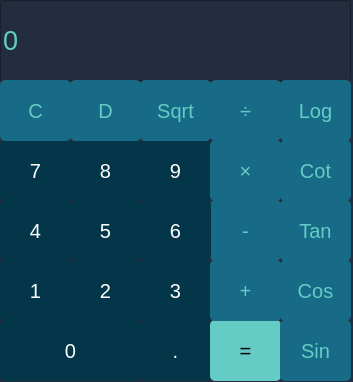
Eiliya-Zanganeh/PyLearn, file Assignment-17/main.ui: the form before one commit.
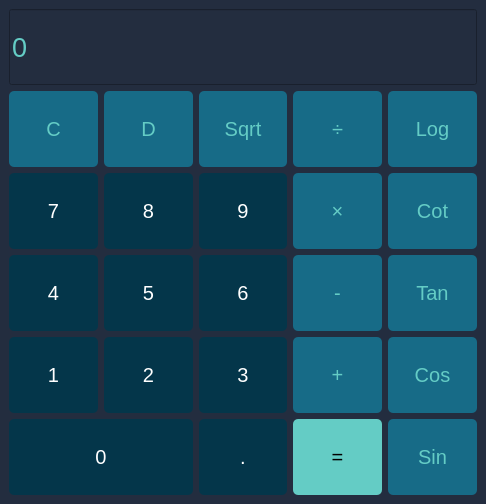
The form after the commit.

```diff
--- a/Assignment-17/main.ui
+++ b/Assignment-17/main.ui
@@ -6,8 +6,8 @@
    <rect>
     <x>0</x>
     <y>0</y>
-    <width>353</width>
-    <height>382</height>
+    <width>486</width>
+    <height>504</height>
    </rect>
   </property>
   <property name="windowTitle">
@@ -17,14 +17,14 @@
    <string notr="true">background-color: #232D3F;</string>
   </property>
   <widget class="QWidget" name="centralwidget">
+   <layout class="QGridLayout" name="gridLayout">
+    <item row="0" column="0" colspan="5">
    <widget class="QLineEdit" name="text_box">
-    <property name="geometry">
-     <rect>
-      <x>0</x>
-      <y>0</y>
-      <width>351</width>
-      <height>81</height>
-     </rect>
+      <property name="sizePolicy">
+       <sizepolicy hsizetype="Preferred" vsizetype="Preferred">
+        <horstretch>0</horstretch>
+        <verstretch>0</verstretch>
+       </sizepolicy>
     </property>
     <property name="font">
      <font>
@@ -41,392 +41,14 @@
      <bool>true</bool>
     </property>
    </widget>
-   <widget class="QToolButton" name="btn_0">
-    <property name="geometry">
-     <rect>
-      <x>0</x>
-      <y>320</y>
-      <width>141</width>
-      <height>61</height>
-     </rect>
-    </property>
-    <property name="font">
-     <font>
-      <pointsize>15</pointsize>
-     </font>
-    </property>
-    <property name="styleSheet">
-     <string notr="true">background-color: #04364A;
-border-radius: 5px;
-color: white;
-</string>
-    </property>
-    <property name="text">
-     <string>0</string>
-    </property>
-   </widget>
-   <widget class="QToolButton" name="btn_dot">
-    <property name="geometry">
-     <rect>
-      <x>140</x>
-      <y>320</y>
-      <width>71</width>
-      <height>61</height>
-     </rect>
-    </property>
-    <property name="font">
-     <font>
-      <pointsize>15</pointsize>
-     </font>
-    </property>
-    <property name="styleSheet">
-     <string notr="true">background-color: #04364A;
-border-radius: 5px;
-color: white;
-</string>
-    </property>
-    <property name="text">
-     <string>.</string>
-    </property>
-   </widget>
-   <widget class="QToolButton" name="btn_1">
-    <property name="geometry">
-     <rect>
-      <x>0</x>
-      <y>260</y>
-      <width>71</width>
-      <height>61</height>
-     </rect>
-    </property>
-    <property name="font">
-     <font>
-      <pointsize>15</pointsize>
-     </font>
-    </property>
-    <property name="styleSheet">
-     <string notr="true">background-color: #04364A;
-border-radius: 5px;
-color: white;
-</string>
-    </property>
-    <property name="text">
-     <string>1</string>
-    </property>
-   </widget>
-   <widget class="QToolButton" name="btn_2">
-    <property name="geometry">
-     <rect>
-      <x>70</x>
-      <y>260</y>
-      <width>71</width>
-      <height>61</height>
-     </rect>
-    </property>
-    <property name="font">
-     <font>
-      <pointsize>15</pointsize>
-     </font>
-    </property>
-    <property name="styleSheet">
-     <string notr="true">background-color: #04364A;
-border-radius: 5px;
-color: white;
-</string>
-    </property>
-    <property name="text">
-     <string>2</string>
-    </property>
-   </widget>
-   <widget class="QToolButton" name="btn_3">
-    <property name="geometry">
-     <rect>
-      <x>140</x>
-      <y>260</y>
-      <width>71</width>
-      <height>61</height>
-     </rect>
-    </property>
-    <property name="font">
-     <font>
-      <pointsize>15</pointsize>
-     </font>
-    </property>
-    <property name="styleSheet">
-     <string notr="true">background-color: #04364A;
-border-radius: 5px;
-color: white;
-</string>
-    </property>
-    <property name="text">
-     <string>3</string>
-    </property>
-   </widget>
-   <widget class="QToolButton" name="btn_process">
-    <property name="geometry">
-     <rect>
-      <x>210</x>
-      <y>320</y>
-      <width>71</width>
-      <height>61</height>
-     </rect>
-    </property>
-    <property name="font">
-     <font>
-      <pointsize>15</pointsize>
-     </font>
-    </property>
-    <property name="styleSheet">
-     <string notr="true">background-color: #64CCC5;
-border-radius: 5px;</string>
-    </property>
-    <property name="text">
-     <string>=</string>
-    </property>
-   </widget>
-   <widget class="QToolButton" name="btn_sum">
-    <property name="geometry">
-     <rect>
-      <x>210</x>
-      <y>260</y>
-      <width>71</width>
-      <height>61</height>
-     </rect>
-    </property>
-    <property name="font">
-     <font>
-      <pointsize>15</pointsize>
-     </font>
-    </property>
-    <property name="styleSheet">
-     <string notr="true">background-color: #176B87;
-border-radius: 5px;
-color: #64CCC5;</string>
-    </property>
-    <property name="text">
-     <string>+</string>
-    </property>
-   </widget>
-   <widget class="QToolButton" name="btn_sub">
-    <property name="geometry">
-     <rect>
-      <x>210</x>
-      <y>200</y>
-      <width>71</width>
-      <height>61</height>
-     </rect>
-    </property>
-    <property name="font">
-     <font>
-      <pointsize>15</pointsize>
-     </font>
-    </property>
-    <property name="styleSheet">
-     <string notr="true">background-color: #176B87;
-border-radius: 5px;
-color: #64CCC5;</string>
-    </property>
-    <property name="text">
-     <string>-</string>
-    </property>
-   </widget>
-   <widget class="QToolButton" name="btn_6">
-    <property name="geometry">
-     <rect>
-      <x>140</x>
-      <y>200</y>
-      <width>71</width>
-      <height>61</height>
-     </rect>
-    </property>
-    <property name="font">
-     <font>
-      <pointsize>15</pointsize>
-     </font>
-    </property>
-    <property name="styleSheet">
-     <string notr="true">background-color: #04364A;
-border-radius: 5px;
-color: white;
-</string>
-    </property>
-    <property name="text">
-     <string>6</string>
-    </property>
-   </widget>
-   <widget class="QToolButton" name="btn_4">
-    <property name="geometry">
-     <rect>
-      <x>0</x>
-      <y>200</y>
-      <width>71</width>
-      <height>61</height>
-     </rect>
-    </property>
-    <property name="font">
-     <font>
-      <pointsize>15</pointsize>
-     </font>
-    </property>
-    <property name="styleSheet">
-     <string notr="true">background-color: #04364A;
-border-radius: 5px;
-color: white;
-</string>
-    </property>
-    <property name="text">
-     <string>4</string>
-    </property>
-   </widget>
-   <widget class="QToolButton" name="btn_5">
-    <property name="geometry">
-     <rect>
-      <x>70</x>
-      <y>200</y>
-      <width>71</width>
-      <height>61</height>
-     </rect>
-    </property>
-    <property name="font">
-     <font>
-      <pointsize>15</pointsize>
-     </font>
-    </property>
-    <property name="styleSheet">
-     <string notr="true">background-color: #04364A;
-border-radius: 5px;
-color: white;
-</string>
-    </property>
-    <property name="text">
-     <string>5</string>
-    </property>
-   </widget>
-   <widget class="QToolButton" name="btn_8">
-    <property name="geometry">
-     <rect>
-      <x>70</x>
-      <y>140</y>
-      <width>71</width>
-      <height>61</height>
-     </rect>
-    </property>
-    <property name="font">
-     <font>
-      <pointsize>15</pointsize>
-     </font>
-    </property>
-    <property name="styleSheet">
-     <string notr="true">background-color: #04364A;
-border-radius: 5px;
-color: white;
-</string>
-    </property>
-    <property name="text">
-     <string>8</string>
-    </property>
-   </widget>
-   <widget class="QToolButton" name="btn_7">
-    <property name="geometry">
-     <rect>
-      <x>0</x>
-      <y>140</y>
-      <width>71</width>
-      <height>61</height>
-     </rect>
-    </property>
-    <property name="font">
-     <font>
-      <pointsize>15</pointsize>
-     </font>
-    </property>
-    <property name="styleSheet">
-     <string notr="true">background-color: #04364A;
-border-radius: 5px;
-color: white;
-</string>
-    </property>
-    <property name="text">
-     <string>7</string>
-    </property>
-   </widget>
-   <widget class="QToolButton" name="btn_9">
-    <property name="geometry">
-     <rect>
-      <x>140</x>
-      <y>140</y>
-      <width>71</width>
-      <height>61</height>
-     </rect>
-    </property>
-    <property name="font">
-     <font>
-      <pointsize>15</pointsize>
-     </font>
-    </property>
-    <property name="styleSheet">
-     <string notr="true">background-color: #04364A;
-border-radius: 5px;
-color: white;
-</string>
-    </property>
-    <property name="text">
-     <string>9</string>
-    </property>
-   </widget>
-   <widget class="QToolButton" name="btn_sqrt">
-    <property name="geometry">
-     <rect>
-      <x>140</x>
-      <y>80</y>
-      <width>71</width>
-      <height>61</height>
-     </rect>
-    </property>
-    <property name="font">
-     <font>
-      <pointsize>15</pointsize>
-     </font>
-    </property>
-    <property name="styleSheet">
-     <string notr="true">background-color: #176B87;
-border-radius: 5px;
-color: #64CCC5;</string>
-    </property>
-    <property name="text">
-     <string>Sqrt</string>
-    </property>
-   </widget>
-   <widget class="QToolButton" name="btn_delete">
-    <property name="geometry">
-     <rect>
-      <x>70</x>
-      <y>80</y>
-      <width>71</width>
-      <height>61</height>
-     </rect>
-    </property>
-    <property name="font">
-     <font>
-      <pointsize>15</pointsize>
-     </font>
-    </property>
-    <property name="styleSheet">
-     <string notr="true">background-color: #176B87;
-border-radius: 5px;
-color: #64CCC5;</string>
-    </property>
-    <property name="text">
-     <string>D</string>
-    </property>
-   </widget>
+    </item>
+    <item row="1" column="0">
    <widget class="QToolButton" name="btn_clear">
-    <property name="geometry">
-     <rect>
-      <x>0</x>
-      <y>80</y>
-      <width>71</width>
-      <height>61</height>
-     </rect>
+      <property name="sizePolicy">
+       <sizepolicy hsizetype="Preferred" vsizetype="Preferred">
+        <horstretch>0</horstretch>
+        <verstretch>0</verstretch>
+       </sizepolicy>
     </property>
     <property name="font">
      <font>
@@ -442,14 +64,14 @@
      <string>C</string>
     </property>
    </widget>
-   <widget class="QToolButton" name="btn_mul">
-    <property name="geometry">
-     <rect>
-      <x>210</x>
-      <y>140</y>
-      <width>71</width>
-      <height>61</height>
-     </rect>
+    </item>
+    <item row="1" column="1">
+     <widget class="QToolButton" name="btn_delete">
+      <property name="sizePolicy">
+       <sizepolicy hsizetype="Preferred" vsizetype="Preferred">
+        <horstretch>0</horstretch>
+        <verstretch>0</verstretch>
+       </sizepolicy>
     </property>
     <property name="font">
      <font>
@@ -462,17 +84,40 @@
 color: #64CCC5;</string>
     </property>
     <property name="text">
-     <string>×</string>
-    </property>
-   </widget>
+       <string>D</string>
+      </property>
+     </widget>
+    </item>
+    <item row="1" column="2">
+     <widget class="QToolButton" name="btn_sqrt">
+      <property name="sizePolicy">
+       <sizepolicy hsizetype="Preferred" vsizetype="Preferred">
+        <horstretch>0</horstretch>
+        <verstretch>0</verstretch>
+       </sizepolicy>
+      </property>
+      <property name="font">
+       <font>
+        <pointsize>15</pointsize>
+       </font>
+      </property>
+      <property name="styleSheet">
+       <string notr="true">background-color: #176B87;
+border-radius: 5px;
+color: #64CCC5;</string>
+      </property>
+      <property name="text">
+       <string>Sqrt</string>
+      </property>
+     </widget>
+    </item>
+    <item row="1" column="3">
    <widget class="QToolButton" name="btn_div">
-    <property name="geometry">
-     <rect>
-      <x>210</x>
-      <y>80</y>
-      <width>71</width>
-      <height>61</height>
-     </rect>
+      <property name="sizePolicy">
+       <sizepolicy hsizetype="Preferred" vsizetype="Preferred">
+        <horstretch>0</horstretch>
+        <verstretch>0</verstretch>
+       </sizepolicy>
     </property>
     <property name="font">
      <font>
@@ -488,14 +133,14 @@
      <string>÷</string>
     </property>
    </widget>
+    </item>
+    <item row="1" column="4">
    <widget class="QToolButton" name="btn_log">
-    <property name="geometry">
-     <rect>
-      <x>280</x>
-      <y>80</y>
-      <width>71</width>
-      <height>61</height>
-     </rect>
+      <property name="sizePolicy">
+       <sizepolicy hsizetype="Preferred" vsizetype="Preferred">
+        <horstretch>0</horstretch>
+        <verstretch>0</verstretch>
+       </sizepolicy>
     </property>
     <property name="font">
      <font>
@@ -511,14 +156,227 @@
      <string>Log</string>
     </property>
    </widget>
+    </item>
+    <item row="2" column="0">
+     <widget class="QToolButton" name="btn_7">
+      <property name="sizePolicy">
+       <sizepolicy hsizetype="Preferred" vsizetype="Preferred">
+        <horstretch>0</horstretch>
+        <verstretch>0</verstretch>
+       </sizepolicy>
+      </property>
+      <property name="font">
+       <font>
+        <pointsize>15</pointsize>
+       </font>
+      </property>
+      <property name="styleSheet">
+       <string notr="true">background-color: #04364A;
+border-radius: 5px;
+color: white;
+</string>
+      </property>
+      <property name="text">
+       <string>7</string>
+      </property>
+     </widget>
+    </item>
+    <item row="2" column="1">
+     <widget class="QToolButton" name="btn_8">
+      <property name="sizePolicy">
+       <sizepolicy hsizetype="Preferred" vsizetype="Preferred">
+        <horstretch>0</horstretch>
+        <verstretch>0</verstretch>
+       </sizepolicy>
+      </property>
+      <property name="font">
+       <font>
+        <pointsize>15</pointsize>
+       </font>
+      </property>
+      <property name="styleSheet">
+       <string notr="true">background-color: #04364A;
+border-radius: 5px;
+color: white;
+</string>
+      </property>
+      <property name="text">
+       <string>8</string>
+      </property>
+     </widget>
+    </item>
+    <item row="2" column="2">
+     <widget class="QToolButton" name="btn_9">
+      <property name="sizePolicy">
+       <sizepolicy hsizetype="Preferred" vsizetype="Preferred">
+        <horstretch>0</horstretch>
+        <verstretch>0</verstretch>
+       </sizepolicy>
+      </property>
+      <property name="font">
+       <font>
+        <pointsize>15</pointsize>
+       </font>
+      </property>
+      <property name="styleSheet">
+       <string notr="true">background-color: #04364A;
+border-radius: 5px;
+color: white;
+</string>
+      </property>
+      <property name="text">
+       <string>9</string>
+      </property>
+     </widget>
+    </item>
+    <item row="2" column="3">
+     <widget class="QToolButton" name="btn_mul">
+      <property name="sizePolicy">
+       <sizepolicy hsizetype="Preferred" vsizetype="Preferred">
+        <horstretch>0</horstretch>
+        <verstretch>0</verstretch>
+       </sizepolicy>
+      </property>
+      <property name="font">
+       <font>
+        <pointsize>15</pointsize>
+       </font>
+      </property>
+      <property name="styleSheet">
+       <string notr="true">background-color: #176B87;
+border-radius: 5px;
+color: #64CCC5;</string>
+      </property>
+      <property name="text">
+       <string>×</string>
+      </property>
+     </widget>
+    </item>
+    <item row="2" column="4">
+     <widget class="QToolButton" name="btn_cot">
+      <property name="sizePolicy">
+       <sizepolicy hsizetype="Preferred" vsizetype="Preferred">
+        <horstretch>0</horstretch>
+        <verstretch>0</verstretch>
+       </sizepolicy>
+      </property>
+      <property name="font">
+       <font>
+        <pointsize>15</pointsize>
+       </font>
+      </property>
+      <property name="styleSheet">
+       <string notr="true">background-color: #176B87;
+border-radius: 5px;
+color: #64CCC5;</string>
+      </property>
+      <property name="text">
+       <string>Cot</string>
+      </property>
+     </widget>
+    </item>
+    <item row="3" column="0">
+     <widget class="QToolButton" name="btn_4">
+      <property name="sizePolicy">
+       <sizepolicy hsizetype="Preferred" vsizetype="Preferred">
+        <horstretch>0</horstretch>
+        <verstretch>0</verstretch>
+       </sizepolicy>
+      </property>
+      <property name="font">
+       <font>
+        <pointsize>15</pointsize>
+       </font>
+      </property>
+      <property name="styleSheet">
+       <string notr="true">background-color: #04364A;
+border-radius: 5px;
+color: white;
+</string>
+      </property>
+      <property name="text">
+       <string>4</string>
+      </property>
+     </widget>
+    </item>
+    <item row="3" column="1">
+     <widget class="QToolButton" name="btn_5">
+      <property name="sizePolicy">
+       <sizepolicy hsizetype="Preferred" vsizetype="Preferred">
+        <horstretch>0</horstretch>
+        <verstretch>0</verstretch>
+       </sizepolicy>
+      </property>
+      <property name="font">
+       <font>
+        <pointsize>15</pointsize>
+       </font>
+      </property>
+      <property name="styleSheet">
+       <string notr="true">background-color: #04364A;
+border-radius: 5px;
+color: white;
+</string>
+      </property>
+      <property name="text">
+       <string>5</string>
+      </property>
+     </widget>
+    </item>
+    <item row="3" column="2">
+     <widget class="QToolButton" name="btn_6">
+      <property name="sizePolicy">
+       <sizepolicy hsizetype="Preferred" vsizetype="Preferred">
+        <horstretch>0</horstretch>
+        <verstretch>0</verstretch>
+       </sizepolicy>
+      </property>
+      <property name="font">
+       <font>
+        <pointsize>15</pointsize>
+       </font>
+      </property>
+      <property name="styleSheet">
+       <string notr="true">background-color: #04364A;
+border-radius: 5px;
+color: white;
+</string>
+      </property>
+      <property name="text">
+       <string>6</string>
+      </property>
+     </widget>
+    </item>
+    <item row="3" column="3">
+     <widget class="QToolButton" name="btn_sub">
+      <property name="sizePolicy">
+       <sizepolicy hsizetype="Preferred" vsizetype="Preferred">
+        <horstretch>0</horstretch>
+        <verstretch>0</verstretch>
+       </sizepolicy>
+      </property>
+      <property name="font">
+       <font>
+        <pointsize>15</pointsize>
+       </font>
+      </property>
+      <property name="styleSheet">
+       <string notr="true">background-color: #176B87;
+border-radius: 5px;
+color: #64CCC5;</string>
+      </property>
+      <property name="text">
+       <string>-</string>
+      </property>
+     </widget>
+    </item>
+    <item row="3" column="4">
    <widget class="QToolButton" name="btn_tan">
-    <property name="geometry">
-     <rect>
-      <x>280</x>
-      <y>200</y>
-      <width>71</width>
-      <height>61</height>
-     </rect>
+      <property name="sizePolicy">
+       <sizepolicy hsizetype="Preferred" vsizetype="Preferred">
+        <horstretch>0</horstretch>
+        <verstretch>0</verstretch>
+       </sizepolicy>
     </property>
     <property name="font">
      <font>
@@ -534,14 +392,109 @@
      <string>Tan</string>
     </property>
    </widget>
+    </item>
+    <item row="4" column="0">
+     <widget class="QToolButton" name="btn_1">
+      <property name="sizePolicy">
+       <sizepolicy hsizetype="Preferred" vsizetype="Preferred">
+        <horstretch>0</horstretch>
+        <verstretch>0</verstretch>
+       </sizepolicy>
+      </property>
+      <property name="font">
+       <font>
+        <pointsize>15</pointsize>
+       </font>
+      </property>
+      <property name="styleSheet">
+       <string notr="true">background-color: #04364A;
+border-radius: 5px;
+color: white;
+</string>
+      </property>
+      <property name="text">
+       <string>1</string>
+      </property>
+     </widget>
+    </item>
+    <item row="4" column="1">
+     <widget class="QToolButton" name="btn_2">
+      <property name="sizePolicy">
+       <sizepolicy hsizetype="Preferred" vsizetype="Preferred">
+        <horstretch>0</horstretch>
+        <verstretch>0</verstretch>
+       </sizepolicy>
+      </property>
+      <property name="font">
+       <font>
+        <pointsize>15</pointsize>
+       </font>
+      </property>
+      <property name="styleSheet">
+       <string notr="true">background-color: #04364A;
+border-radius: 5px;
+color: white;
+</string>
+      </property>
+      <property name="text">
+       <string>2</string>
+      </property>
+     </widget>
+    </item>
+    <item row="4" column="2">
+     <widget class="QToolButton" name="btn_3">
+      <property name="sizePolicy">
+       <sizepolicy hsizetype="Preferred" vsizetype="Preferred">
+        <horstretch>0</horstretch>
+        <verstretch>0</verstretch>
+       </sizepolicy>
+      </property>
+      <property name="font">
+       <font>
+        <pointsize>15</pointsize>
+       </font>
+      </property>
+      <property name="styleSheet">
+       <string notr="true">background-color: #04364A;
+border-radius: 5px;
+color: white;
+</string>
+      </property>
+      <property name="text">
+       <string>3</string>
+      </property>
+     </widget>
+    </item>
+    <item row="4" column="3">
+     <widget class="QToolButton" name="btn_sum">
+      <property name="sizePolicy">
+       <sizepolicy hsizetype="Preferred" vsizetype="Preferred">
+        <horstretch>0</horstretch>
+        <verstretch>0</verstretch>
+       </sizepolicy>
+      </property>
+      <property name="font">
+       <font>
+        <pointsize>15</pointsize>
+       </font>
+      </property>
+      <property name="styleSheet">
+       <string notr="true">background-color: #176B87;
+border-radius: 5px;
+color: #64CCC5;</string>
+      </property>
+      <property name="text">
+       <string>+</string>
+      </property>
+     </widget>
+    </item>
+    <item row="4" column="4">
    <widget class="QToolButton" name="btn_cos">
-    <property name="geometry">
-     <rect>
-      <x>280</x>
-      <y>260</y>
-      <width>71</width>
-      <height>61</height>
-     </rect>
+      <property name="sizePolicy">
+       <sizepolicy hsizetype="Preferred" vsizetype="Preferred">
+        <horstretch>0</horstretch>
+        <verstretch>0</verstretch>
+       </sizepolicy>
     </property>
     <property name="font">
      <font>
@@ -557,14 +510,14 @@
      <string>Cos</string>
     </property>
    </widget>
-   <widget class="QToolButton" name="btn_cot">
-    <property name="geometry">
-     <rect>
-      <x>280</x>
-      <y>140</y>
-      <width>71</width>
-      <height>61</height>
-     </rect>
+    </item>
+    <item row="5" column="0" colspan="2">
+     <widget class="QToolButton" name="btn_0">
+      <property name="sizePolicy">
+       <sizepolicy hsizetype="Preferred" vsizetype="Preferred">
+        <horstretch>0</horstretch>
+        <verstretch>0</verstretch>
+       </sizepolicy>
     </property>
     <property name="font">
      <font>
@@ -572,22 +525,69 @@
      </font>
     </property>
     <property name="styleSheet">
-     <string notr="true">background-color: #176B87;
+       <string notr="true">background-color: #04364A;
 border-radius: 5px;
-color: #64CCC5;</string>
+color: white;
+</string>
     </property>
     <property name="text">
-     <string>Cot</string>
-    </property>
-   </widget>
+       <string>0</string>
+      </property>
+     </widget>
+    </item>
+    <item row="5" column="2">
+     <widget class="QToolButton" name="btn_dot">
+      <property name="sizePolicy">
+       <sizepolicy hsizetype="Preferred" vsizetype="Preferred">
+        <horstretch>0</horstretch>
+        <verstretch>0</verstretch>
+       </sizepolicy>
+      </property>
+      <property name="font">
+       <font>
+        <pointsize>15</pointsize>
+       </font>
+      </property>
+      <property name="styleSheet">
+       <string notr="true">background-color: #04364A;
+border-radius: 5px;
+color: white;
+</string>
+      </property>
+      <property name="text">
+       <string>.</string>
+      </property>
+     </widget>
+    </item>
+    <item row="5" column="3">
+     <widget class="QToolButton" name="btn_process">
+      <property name="sizePolicy">
+       <sizepolicy hsizetype="Preferred" vsizetype="Preferred">
+        <horstretch>0</horstretch>
+        <verstretch>0</verstretch>
+       </sizepolicy>
+      </property>
+      <property name="font">
+       <font>
+        <pointsize>15</pointsize>
+       </font>
+      </property>
+      <property name="styleSheet">
+       <string notr="true">background-color: #64CCC5;
+border-radius: 5px;</string>
+      </property>
+      <property name="text">
+       <string>=</string>
+      </property>
+     </widget>
+    </item>
+    <item row="5" column="4">
    <widget class="QToolButton" name="btn_sin">
-    <property name="geometry">
-     <rect>
-      <x>280</x>
-      <y>320</y>
-      <width>71</width>
-      <height>61</height>
-     </rect>
+      <property name="sizePolicy">
+       <sizepolicy hsizetype="Preferred" vsizetype="Preferred">
+        <horstretch>0</horstretch>
+        <verstretch>0</verstretch>
+       </sizepolicy>
     </property>
     <property name="font">
      <font>
@@ -603,6 +603,8 @@
      <string>Sin</string>
     </property>
    </widget>
+    </item>
+   </layout>
   </widget>
  </widget>
  <resources/>
```
Lines whose indentation alone changed are shown as unchanged.
